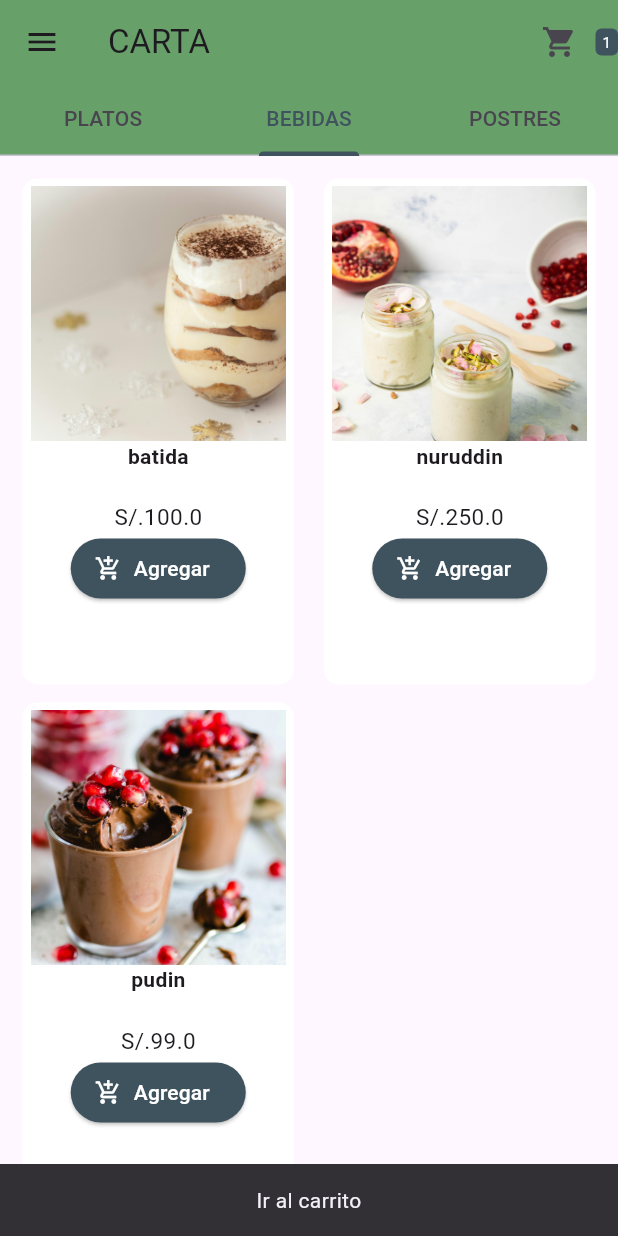
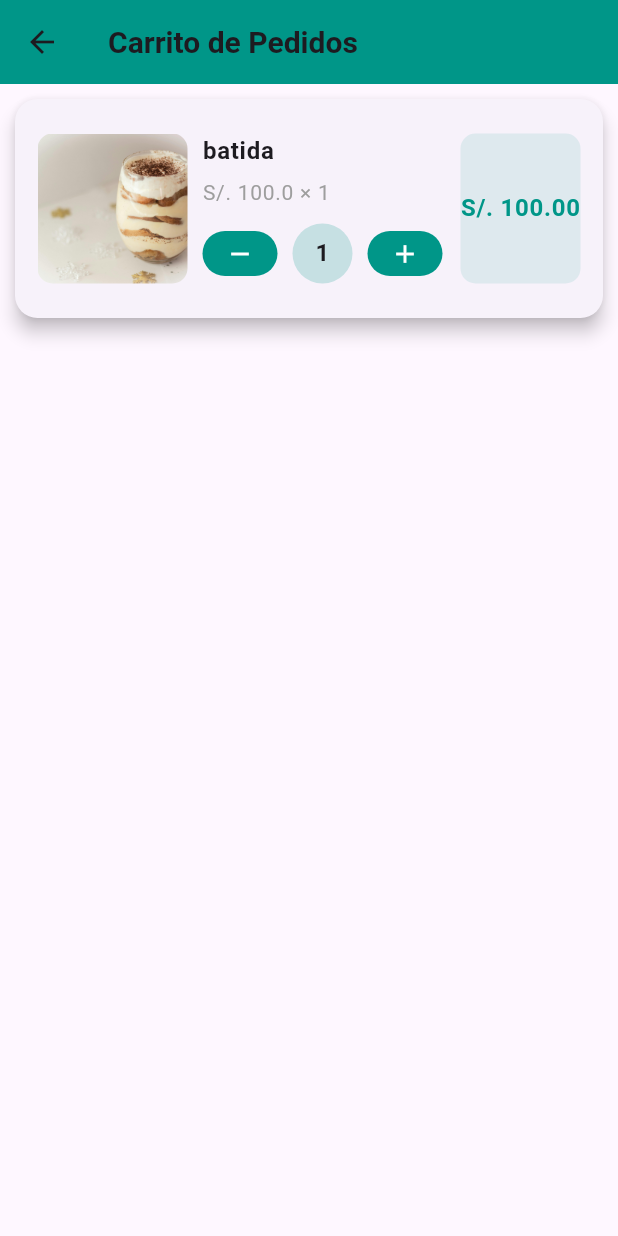
Before and after one commit to Charisse01/trabajo_final_flutter, a Flutter app: the PantallaCarta screen opened directly, tab 2 chosen, after a tap on "Agregar", after a tap on the "shopping cart" icon, on a phone screen of 412 x 824 dp. Run offline on Flutter 3.47's test engine with Material 3 defaults, Android fonts, the phone set to English and light mode, and no system bars.

Commit message:
another screen to show the orders, increment and decrement the order and show the total of it. Also, some design updates.

```diff
--- a/lib/carrito/Carrito.dart
+++ b/lib/carrito/Carrito.dart
@@ -1,109 +1,114 @@
 import 'package:flutter/material.dart';
 import 'package:flutter_app_pedidos/model/Item.dart';
 
-class Carrito extends ChangeNotifier{
+class Carrito extends ChangeNotifier {
   Map<String, Item> _items = {};
-  Map<String, Item> get items{
-    return { ... items};
+
+  Map<String, Item> get items {
+    return {..._items}; // Asegúrate de devolver la copia de _items
   }
 
-  int get numeroItems{
+  int get numeroItems {
     return _items.length;
   }
-  double get subTotal{
+
+  double get subTotal {
     var total = 0.0;
-    items.forEach((key, elementos) => total += elementos.precio *elementos.cantidad);
+    _items.forEach((key, item) {
+      total += item.precio * item.cantidad;
+    });
     return total;
   }
 
-  double get impuesto{
-    var total = 0.0;
-    total= this.subTotal *0.18;
-    return total;
+  double get impuesto {
+    return subTotal * 0.18;
   }
 
-  double get total{
-    var total = 0.0;
-    total= this.subTotal *1.18;
-    return total;
+  double get total {
+    return subTotal * 1.18;
   }
 
-  void agregarItems( String producto_id,
+  void agregarItems(
+    String productoId,
     String nombre,
     double precio,
     String unidad,
     String imagen,
     int cantidad,
-  )
-  {
-    if(_items.containsKey(producto_id)){
+  ) {
+    if (_items.containsKey(productoId)) {
       _items.update(
-        producto_id,
-        (old) =>Item(
-          id: old.id,
-          nombre: old.nombre,
-          precio: old.precio,
-          unidad: old.unidad,
-          imagen: old.imagen,
-          cantidad: old.cantidad+1
-        )
+        productoId,
+        (oldItem) => Item(
+          id: oldItem.id,
+          nombre: oldItem.nombre,
+          precio: oldItem.precio,
+          unidad: oldItem.unidad,
+          imagen: oldItem.imagen,
+          cantidad: oldItem.cantidad + cantidad,  // Puedes agregar más de 1 si lo deseas
+        ),
       );
-    }else{
+    } else {
       _items.putIfAbsent(
-        producto_id,
-            ()=>Item(
-                id: producto_id,
+        productoId,
+        () => Item(
+          id: productoId,
           nombre: nombre,
           precio: precio,
           unidad: unidad,
           imagen: imagen,
-              cantidad: 1
-          )
+          cantidad: cantidad,
+        ),
       );
     }
-  }
-  void removerItem(String producto_id){
-  _items.remove(producto_id);
+    notifyListeners();  // Notifica a los listeners solo después de realizar el cambio
   }
 
-  void incrementarCantidadItem(String producto_id){
-    if(_items.containsKey(producto_id)){
+  void removerItem(String productoId) {
+    _items.remove(productoId);
+    notifyListeners();  // Notifica a los listeners después de eliminar un item
+  }
+
+  void incrementarCantidadItem(String productoId) {
+    if (_items.containsKey(productoId)) {
       _items.update(
-        producto_id,
-        (old) =>Item(
-          id: old.id,
-          nombre: old.nombre,
-          precio: old.precio,
-          unidad: old.unidad,
-          imagen: old.imagen,
-          cantidad: old.cantidad+1
-        )
+        productoId,
+        (oldItem) => Item(
+          id: oldItem.id,
+          nombre: oldItem.nombre,
+          precio: oldItem.precio,
+          unidad: oldItem.unidad,
+          imagen: oldItem.imagen,
+          cantidad: oldItem.cantidad + 1,
+        ),
       );
+      notifyListeners();  // Notifica a los listeners cuando la cantidad se incrementa
     }
   }
 
-void decrementarCantidadItem(String producto_id){
-  if(!_items.containsKey(producto_id)) return;
-    if(_items[producto_id]!.cantidad>1){
+  void decrementarCantidadItem(String productoId) {
+    if (!_items.containsKey(productoId)) return;
+    if (_items[productoId]!.cantidad > 1) {
       _items.update(
-        producto_id,
-        (old) =>Item(
-          id: old.id,
-          nombre: old.nombre,
-          precio: old.precio,
-          unidad: old.unidad,
-          imagen: old.imagen,
-          cantidad: old.cantidad-1
-        )
+        productoId,
+        (oldItem) => Item(
+          id: oldItem.id,
+          nombre: oldItem.nombre,
+          precio: oldItem.precio,
+          unidad: oldItem.unidad,
+          imagen: oldItem.imagen,
+          cantidad: oldItem.cantidad - 1,
+        ),
       );
-  }else{
-    _items.remove(producto_id);
+      notifyListeners();  // Notifica a los listeners cuando la cantidad disminuye
+    } else {
+      _items.remove(productoId);
+      notifyListeners();  // Notifica a los listeners después de eliminar el item si la cantidad es 1
     }
   }
 
-void removeCarito(){
-  _items={};
+  void removeCarrito() {
+    _items.clear();  // Utiliza clear() para vaciar el carrito
+    notifyListeners();  // Notifica a los listeners después de vaciar el carrito
   }
-
-
 }
--- /dev/null
+++ b/lib/pantallaCarrito.dart
@@ -0,0 +1,150 @@
+import 'package:flutter/material.dart';
+import 'package:flutter_app_pedidos/carrito/Carrito.dart';
+import 'package:provider/provider.dart';
+
+class PantallaCarrito extends StatefulWidget {
+  @override
+  _PantallaCarritoState createState() => _PantallaCarritoState();
+}
+
+class _PantallaCarritoState extends State<PantallaCarrito> {
+  @override
+  Widget build(BuildContext context) {
+    return Consumer<Carrito>(
+      builder: (context, carrito, child) {
+        return Scaffold(
+          appBar: AppBar(
+            title: Text("Carrito de Pedidos", style: TextStyle(fontSize: 20, fontWeight: FontWeight.bold)),
+            elevation: 0,
+            backgroundColor: Colors.teal,
+          ),
+          body: carrito.items.isEmpty
+              ? Center(child: Text("Carrito Vacío", style: TextStyle(fontSize: 18, color: Colors.grey)))
+              : ListView.builder(
+                  itemCount: carrito.items.length,
+                  itemBuilder: (context, index) {
+                    var item = carrito.items.values.elementAt(index);
+                    return Card(
+                      margin: EdgeInsets.all(10),
+                      shape: RoundedRectangleBorder(
+                        borderRadius: BorderRadius.circular(15),
+                      ),
+                      elevation: 5,
+                      child: ListTile(
+                        contentPadding: EdgeInsets.all(15),
+                        title: Row(
+                          mainAxisAlignment: MainAxisAlignment.spaceBetween,
+                          children: <Widget>[
+                            // Imagen del producto
+                            ClipRRect(
+                              borderRadius: BorderRadius.circular(10),
+                              child: Image.asset(
+                                "assets/img/" + item.imagen,
+                                width: 100,
+                                height: 100,
+                                fit: BoxFit.cover,
+                              ),
+                            ),
+                            SizedBox(width: 10),
+                            // Descripción del producto y cantidad
+                            Expanded(
+                              child: Column(
+                                crossAxisAlignment: CrossAxisAlignment.start,
+                                children: <Widget>[
+                                  Text(item.nombre, style: TextStyle(fontSize: 16, fontWeight: FontWeight.bold)),
+                                  SizedBox(height: 5),
+                                  Text(
+                                    "S/. ${item.precio.toString()} × ${item.unidad}",
+                                    style: TextStyle(fontSize: 14, color: Colors.grey),
+                                  ),
+                                  SizedBox(height: 10),
+                                  // Botones de incrementar y decrementar
+                                  Row(
+                                    mainAxisSize: MainAxisSize.min,
+                                    children: <Widget>[
+                                      // Botón de decremento
+                                      GestureDetector(
+                                        onTap: () {
+                                          setState(() {
+                                            carrito.decrementarCantidadItem(item.id);
+                                          });
+                                        },
+                                        child: Container(
+                                          padding: EdgeInsets.symmetric(vertical: 5, horizontal: 15),
+                                          decoration: BoxDecoration(
+                                            color: Colors.teal,
+                                            borderRadius: BorderRadius.circular(30),
+                                          ),
+                                          child: Icon(
+                                            Icons.remove,
+                                            size: 20,
+                                            color: Colors.white,
+                                          ),
+                                        ),
+                                      ),
+                                      SizedBox(width: 10),
+                                      // Texto de cantidad
+                                      Container(
+                                        width: 40,
+                                        height: 40,
+                                        alignment: Alignment.center,
+                                        decoration: BoxDecoration(
+                                          color: Colors.teal.withOpacity(0.2),
+                                          borderRadius: BorderRadius.circular(50),
+                                        ),
+                                        child: Text(
+                                          item.cantidad.toString(),
+                                          style: TextStyle(fontSize: 16, fontWeight: FontWeight.bold),
+                                        ),
+                                      ),
+                                      SizedBox(width: 10),
+                                      // Botón de incremento
+                                      GestureDetector(
+                                        onTap: () {
+                                          setState(() {
+                                            carrito.incrementarCantidadItem(item.id);
+                                          });
+                                        },
+                                        child: Container(
+                                          padding: EdgeInsets.symmetric(vertical: 5, horizontal: 15),
+                                          decoration: BoxDecoration(
+                                            color: Colors.teal,
+                                            borderRadius: BorderRadius.circular(30),
+                                          ),
+                                          child: Icon(
+                                            Icons.add,
+                                            size: 20,
+                                            color: Colors.white,
+                                          ),
+                                        ),
+                                      ),
+                                    ],
+                                  ),
+                                ],
+                              ),
+                            ),
+                            // Precio total del producto
+                            Container(
+                              height: 100,
+                              width: 80,
+                              alignment: Alignment.center,
+                              decoration: BoxDecoration(
+                                borderRadius: BorderRadius.circular(10),
+                                color: Colors.teal.withOpacity(0.1),
+                              ),
+                              child: Text(
+                                "S/. ${(item.precio * item.cantidad).toStringAsFixed(2)}",
+                                style: TextStyle(fontSize: 16, fontWeight: FontWeight.bold, color: Colors.teal),
+                              ),
+                            ),
+                          ],
+                        ),
+                      ),
+                    );
+                  },
+                ),
+        );
+      },
+    );
+  }
+}
--- a/lib/pantallaCarta.dart
+++ b/lib/pantallaCarta.dart
@@ -1,4 +1,5 @@
 import 'package:flutter/material.dart';
+import 'package:flutter_app_pedidos/pantallaCarrito.dart';
 import 'package:provider/provider.dart';
 import 'package:flutter_app_pedidos/carrito/Carrito.dart';
 import 'package:flutter_app_pedidos/model/Carta.dart';
@@ -18,11 +19,11 @@ class _PantallaCartaState extends State<PantallaCarta> {
         child: Scaffold(
           appBar: AppBar(
             title: Text("CARTA"),
-            backgroundColor: const Color.fromARGB(255, 104, 160, 105),
+            backgroundColor: Colors.teal, // Usamos el color teal
             elevation: 0,
             bottom: TabBar(
-              labelColor: const Color.fromARGB(255, 63, 83, 94),
-              indicatorColor: const Color.fromARGB(255, 63, 83, 94),
+              labelColor: Colors.white, // Color de la etiqueta
+              indicatorColor: Colors.white, // Indicador del tab
               indicatorSize: TabBarIndicatorSize.label,
               tabs: <Widget>[
                 new Tab(
@@ -46,21 +47,29 @@ class _PantallaCartaState extends State<PantallaCarta> {
               ],
             ),
             actions: <Widget>[
-              // Botón para el carrito de compras
               new Stack(
                 children: <Widget>[
                   IconButton(
                     icon: Icon(Icons.shopping_cart),
                     onPressed: () {
+                      // Verifica si el carrito tiene items
                       if (carrito.numeroItems != 0) {
-                        // Usamos ScaffoldMessenger para mostrar el SnackBar
-                        ScaffoldMessenger.of(context).showSnackBar(SnackBar(
-                          content: Text("Ir al carrito", textAlign: TextAlign.center,),
-                        ));
+                        // Si tiene items, navega a la pantalla del carrito
+                        Navigator.of(context).push(
+                          MaterialPageRoute(
+                            builder: (BuildContext context) => PantallaCarrito(),
+                          ),
+                        );
                       } else {
-                        ScaffoldMessenger.of(context).showSnackBar(SnackBar(
-                          content: Text("Llenar el carrito", textAlign: TextAlign.center,),
-                        ));
+                        // Si no tiene items, muestra el SnackBar
+                        ScaffoldMessenger.of(context).showSnackBar(
+                          SnackBar(
+                            content: Text(
+                              "Llenar el carrito",
+                              textAlign: TextAlign.center,
+                            ),
+                          ),
+                        );
                       }
                     },
                   ),
@@ -72,7 +81,7 @@ class _PantallaCartaState extends State<PantallaCarta> {
                 child: Container(
                   padding: EdgeInsets.all(2),
                   decoration: new BoxDecoration(
-                    color: const Color.fromARGB(255, 63, 83, 94),
+                    color: Colors.teal, // Fondo del contador de items
                     borderRadius: BorderRadius.circular(4),
                   ),
                   constraints: BoxConstraints(
@@ -97,6 +106,7 @@ class _PantallaCartaState extends State<PantallaCarta> {
               // Platos Tab
               Container(
                 padding: EdgeInsets.all(10),
+                color: Colors.teal.withOpacity(0.1), // Fondo con opacidad suave
                 child: GridView.builder(
                   itemCount: platos.length,
                   gridDelegate: SliverGridDelegateWithFixedCrossAxisCount(
@@ -159,7 +169,7 @@ class _PantallaCartaState extends State<PantallaCarta> {
                                 borderRadius:
                                     BorderRadius.all(Radius.circular(20.0)),
                               ),
-                              backgroundColor: const Color.fromARGB(255, 63, 83, 94),
+                              backgroundColor: Colors.teal, // Botón con color teal
                               foregroundColor: Colors.white,
                             ),
                             icon: Icon(Icons.add_shopping_cart),
@@ -174,6 +184,7 @@ class _PantallaCartaState extends State<PantallaCarta> {
               // Bebidas Tab
               Container(
                 padding: EdgeInsets.all(10),
+                color: Colors.teal.withOpacity(0.1),
                 child: GridView.builder(
                   itemCount: bebidas.length,
                   gridDelegate: SliverGridDelegateWithFixedCrossAxisCount(
@@ -236,7 +247,7 @@ class _PantallaCartaState extends State<PantallaCarta> {
                                 borderRadius:
                                     BorderRadius.all(Radius.circular(20.0)),
                               ),
-                              backgroundColor: const Color.fromARGB(255, 63, 83, 94),
+                              backgroundColor: Colors.teal, // Botón con color teal
                               foregroundColor: Colors.white,
                             ),
                             icon: Icon(Icons.add_shopping_cart),
@@ -251,6 +262,7 @@ class _PantallaCartaState extends State<PantallaCarta> {
               // Postres Tab
               Container(
                 padding: EdgeInsets.all(10),
+                color: Colors.teal.withOpacity(0.1),
                 child: GridView.builder(
                   itemCount: postres.length,
                   gridDelegate: SliverGridDelegateWithFixedCrossAxisCount(
@@ -313,7 +325,7 @@ class _PantallaCartaState extends State<PantallaCarta> {
                                 borderRadius:
                                     BorderRadius.all(Radius.circular(20.0)),
                               ),
-                              backgroundColor: const Color.fromARGB(255, 63, 83, 94),
+                              backgroundColor: Colors.teal, // Botón con color teal
                               foregroundColor: Colors.white,
                             ),
                             icon: Icon(Icons.add_shopping_cart),
@@ -343,18 +355,18 @@ class menuLateral extends StatelessWidget {
             accountName: Text("Bakelove"),
             accountEmail: Text(""),
             decoration: BoxDecoration(
-              color: const Color.fromARGB(255, 104, 160, 105),
+              color: Colors.teal, // Fondo del header
             ),
           ),
           InkWell(
             child: new ListTile(
               title: Text(
                 "INICIO",
-                style: TextStyle(color: const Color.fromARGB(255, 104, 160, 105)),
+                style: TextStyle(color: Colors.teal),
               ),
               leading: Icon(
                 Icons.home,
-                color: const Color.fromARGB(255, 104, 160, 105),
+                color: Colors.teal,
               ),
             ),
             onTap: () {
@@ -369,11 +381,11 @@ class menuLateral extends StatelessWidget {
             child: new ListTile(
               title: Text(
                 "CARTA",
-                style: TextStyle(color: const Color.fromARGB(255, 104, 160, 105)),
+                style: TextStyle(color: Colors.teal),
               ),
               leading: Icon(
                 Icons.airplay,
-                color: const Color.fromARGB(255, 104, 160, 105),
+                color: Colors.teal,
               ),
             ),
             onTap: () {
@@ -388,11 +400,11 @@ class menuLateral extends StatelessWidget {
             child: new ListTile(
               title: Text(
                 "CARRITO",
-                style: TextStyle(color: const Color.fromARGB(255, 104, 160, 105)),
+                style: TextStyle(color: Colors.teal),
               ),
               leading: Icon(
                 Icons.add_shopping_cart,
-                color: const Color.fromARGB(255, 104, 160, 105),
+                color: Colors.teal,
               ),
             ),
             onTap: () {},
@@ -401,11 +413,11 @@ class menuLateral extends StatelessWidget {
             child: new ListTile(
               title: Text(
                 "INFO",
-                style: TextStyle(color: const Color.fromARGB(255, 104, 160, 105)),
+                style: TextStyle(color: Colors.teal),
               ),
               leading: Icon(
                 Icons.account_box,
-                color: const Color.fromARGB(255, 104, 160, 105),
+                color: Colors.teal,
               ),
             ),
             onTap: () {},
```
Also changed, not shown: lib/pantallainicio.dart (+19 -16 lines). Lines whose indentation alone changed are shown as unchanged.
